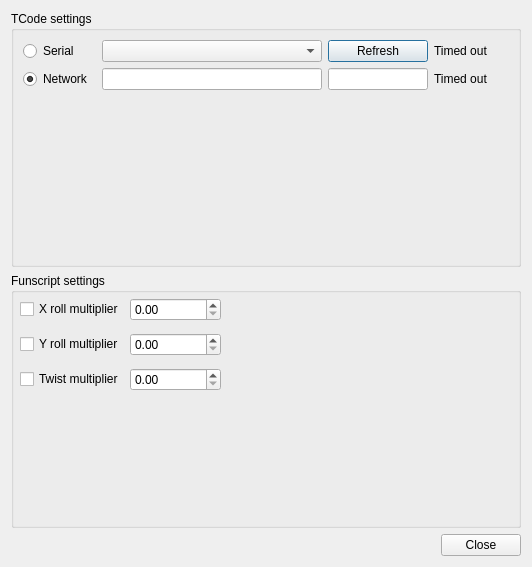
First picture: the form in src/settings.ui, repository jcfain/XTPlayer, before the edit.
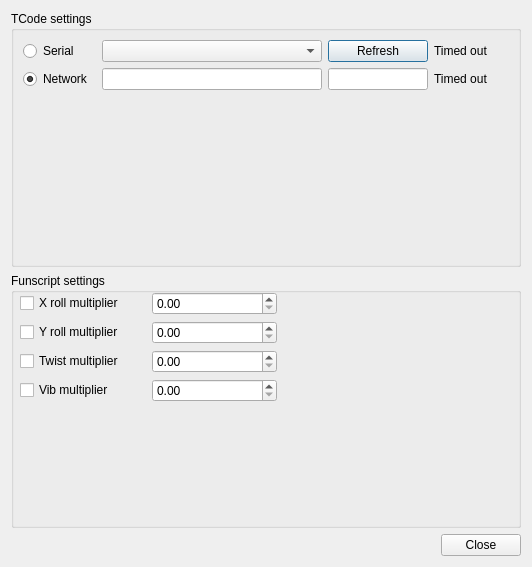
Second picture: the form after the edit. Icons and pictures are not drawn.

Commit message: Changed sync offset to a spin box. Fixed start sync of dunscript. Added vib multiplier

Patch:
```diff
--- a/src/settings.ui
+++ b/src/settings.ui
@@ -151,53 +151,67 @@
        <rect>
         <x>9</x>
         <y>19</y>
-        <width>201</width>
-        <height>108</height>
+        <width>257</width>
+        <height>112</height>
        </rect>
       </property>
       <layout class="QGridLayout" name="gridLayout">
-       <item row="1" column="1">
+       <item row="2" column="2">
+        <widget class="QDoubleSpinBox" name="twistMultiplierSpinBox">
+         <property name="singleStep">
+          <double>0.010000000000000</double>
+         </property>
+        </widget>
+       </item>
+       <item row="1" column="2">
         <widget class="QDoubleSpinBox" name="yRollMultiplierSpinBox">
          <property name="singleStep">
           <double>0.010000000000000</double>
          </property>
         </widget>
        </item>
-       <item row="0" column="1">
+       <item row="0" column="2">
         <widget class="QDoubleSpinBox" name="xRollMultiplierSpinBox">
          <property name="singleStep">
           <double>0.010000000000000</double>
          </property>
         </widget>
        </item>
-       <item row="1" column="0">
+       <item row="1" column="1">
         <widget class="QCheckBox" name="yRollMultiplierCheckBox">
          <property name="text">
           <string>Y roll multiplier</string>
          </property>
         </widget>
        </item>
-       <item row="0" column="0">
-        <widget class="QCheckBox" name="xRollMultiplierCheckBox">
-         <property name="text">
-          <string>X roll multiplier</string>
-         </property>
-        </widget>
-       </item>
-       <item row="2" column="0">
+       <item row="2" column="1">
         <widget class="QCheckBox" name="twistMultiplierCheckBox">
          <property name="text">
           <string>Twist multiplier</string>
          </property>
         </widget>
        </item>
-       <item row="2" column="1">
-        <widget class="QDoubleSpinBox" name="twistMultiplierSpinBox">
+       <item row="0" column="1">
+        <widget class="QCheckBox" name="xRollMultiplierCheckBox">
+         <property name="text">
+          <string>X roll multiplier</string>
+         </property>
+        </widget>
+       </item>
+       <item row="3" column="2">
+        <widget class="QDoubleSpinBox" name="vibMultiplierSpinBox">
          <property name="singleStep">
           <double>0.010000000000000</double>
          </property>
         </widget>
        </item>
+       <item row="3" column="1">
+        <widget class="QCheckBox" name="vibMultiplierCheckBox">
+         <property name="text">
+          <string>Vib multiplier</string>
+         </property>
+        </widget>
+       </item>
       </layout>
      </widget>
     </widget>
```
The commit also changes 7 other files.
